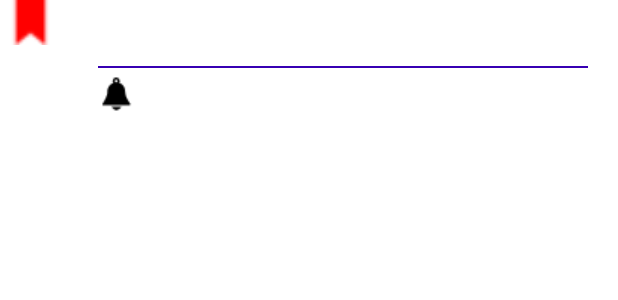
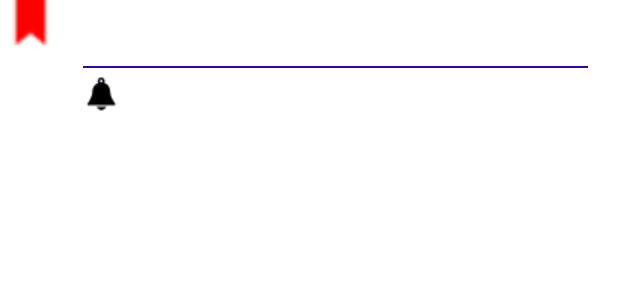
Before and after one commit to NH-X/JotDown, an Android app: the layout item_detail.xml on its own in the app's theme, with its tools: preview values and no code run, on a phone screen of 412 x 824 dp. Shown: the top 300 px of the screen. Run offline under Robolectric (Android 15) with nearby library versions, the phone set to English and light mode, and no system bars.

Commit message:
2023/04/17 13:39

```diff
--- a/jotdown/src/main/java/com/example/jotdown/RenewNodeActivity.java
+++ b/jotdown/src/main/java/com/example/jotdown/RenewNodeActivity.java
@@ -73,6 +73,7 @@
         view_content_color.setOnClickListener(this);
         view_background_color.setOnClickListener(this);
         tl_head=findViewById(R.id.tl_head);
+        findViewById(R.id.ll_importance).setOnClickListener(this);
         setSupportActionBar(tl_head);
         Intent intent=getIntent();
 
@@ -172,6 +173,9 @@
         int viewId=view.getId();
         if(viewId==R.id.view_title_color || viewId==R.id.view_content_color || viewId==R.id.view_background_color){
             initColorPickerDialog(viewId);
+        }
+        else if(viewId==R.id.ll_importance){
+            Toast.makeText(this, "设置标签", Toast.LENGTH_SHORT).show();
         }
     }
 
--- a/jotdown/src/main/java/com/example/jotdown/bean/NodeInfo.java
+++ b/jotdown/src/main/java/com/example/jotdown/bean/NodeInfo.java
@@ -35,6 +35,6 @@
         backgroundColor= R.color.transparent;
         remind=context.getString(R.string.notRemind);
         requestCode= (int) (System.currentTimeMillis()%Integer.MAX_VALUE);
-        changeTime= DateUtil.getNowDateTime("yyyy-MM-dd HH:mm");
+        changeTime= DateUtil.getNowDateTime();
     }
 }
--- a/jotdown/src/main/java/com/example/jotdown/utils/DateUtil.java
+++ b/jotdown/src/main/java/com/example/jotdown/utils/DateUtil.java
@@ -16,7 +16,7 @@
     }
 
     public static String getNowDateTime(){
-        SimpleDateFormat sdf=new SimpleDateFormat("yyyy-MM-dd HH:mm:ss");
+        SimpleDateFormat sdf=new SimpleDateFormat("yyyy-MM-dd HH:mm");
         return sdf.format(new Date());
     }
 
--- a/jotdown/src/main/res/layout/activity_renew_node.xml
+++ b/jotdown/src/main/res/layout/activity_renew_node.xml
@@ -48,7 +48,8 @@
                     android:layout_height="30dp"
                     android:layout_marginTop="5dp"
                     android:background="@drawable/linear_item"
-                    android:orientation="horizontal">
+                    android:orientation="horizontal"
+                    android:id="@+id/ll_importance">
                     <ImageView
                         android:layout_width="wrap_content"
                         android:layout_height="match_parent"
--- a/jotdown/src/main/res/layout/item_detail.xml
+++ b/jotdown/src/main/res/layout/item_detail.xml
@@ -21,7 +21,7 @@
             android:layout_height="wrap_content"
             android:minHeight="100dp"
             android:layout_toRightOf="@id/iv_mark"
-            android:layout_marginStart="20dp"
+            android:layout_marginStart="10dp"
             android:paddingEnd="10dp"
             android:paddingStart="10dp"
             android:paddingBottom="10dp"
```
Also changed, not shown: jotdown/src/main/java/com/example/jotdown/widget/ChooseLabelDialog.java (added, +10 -0 lines).
